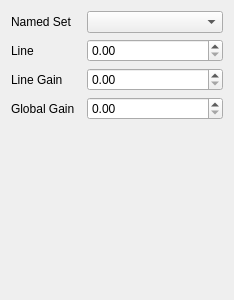
Old version of the form ui/VoltageAdjust.ui in the repository MonroeQuantumNetworks/IonControl.
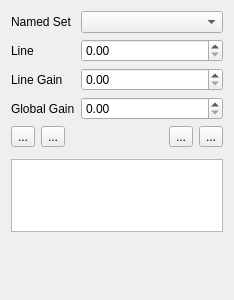
New version of the form. Icons and pictures are not drawn. Custom widgets are drawn as their Qt base class.

Commit message: started on ShuttlingUi

Diff of the .ui file:
```diff
--- a/ui/VoltageAdjust.ui
+++ b/ui/VoltageAdjust.ui
@@ -14,13 +14,41 @@
    <string>Form</string>
   </property>
   <layout class="QGridLayout" name="gridLayout">
-   <item row="1" column="2">
-    <widget class="MagnitudeSpinBox" name="lineBox"/>
+   <item row="1" column="0">
+    <widget class="QLabel" name="label">
+     <property name="text">
+      <string>Line</string>
+     </property>
+    </widget>
    </item>
-   <item row="2" column="2">
+   <item row="3" column="0">
+    <widget class="QLabel" name="label_4">
+     <property name="text">
+      <string>Global Gain</string>
+     </property>
+    </widget>
+   </item>
+   <item row="2" column="1">
     <widget class="MagnitudeSpinBox" name="lineGainBox"/>
    </item>
-   <item row="4" column="1" colspan="2">
+   <item row="2" column="0">
+    <widget class="QLabel" name="label_2">
+     <property name="text">
+      <string>Line Gain</string>
+     </property>
+    </widget>
+   </item>
+   <item row="0" column="1">
+    <widget class="QComboBox" name="comboBox">
+     <property name="sizePolicy">
+      <sizepolicy hsizetype="MinimumExpanding" vsizetype="Fixed">
+       <horstretch>0</horstretch>
+       <verstretch>0</verstretch>
+      </sizepolicy>
+     </property>
+    </widget>
+   </item>
+   <item row="7" column="1">
     <spacer name="verticalSpacer">
      <property name="orientation">
       <enum>Qt::Vertical</enum>
@@ -33,20 +61,6 @@
      </property>
     </spacer>
    </item>
-   <item row="2" column="0" colspan="2">
-    <widget class="QLabel" name="label_2">
-     <property name="text">
-      <string>Line Gain</string>
-     </property>
-    </widget>
-   </item>
-   <item row="1" column="0" colspan="2">
-    <widget class="QLabel" name="label">
-     <property name="text">
-      <string>Line</string>
-     </property>
-    </widget>
-   </item>
    <item row="0" column="0">
     <widget class="QLabel" name="label_3">
      <property name="text">
@@ -54,26 +68,79 @@
      </property>
     </widget>
    </item>
-   <item row="0" column="2">
-    <widget class="QComboBox" name="comboBox">
-     <property name="sizePolicy">
-      <sizepolicy hsizetype="MinimumExpanding" vsizetype="Fixed">
-       <horstretch>0</horstretch>
-       <verstretch>0</verstretch>
-      </sizepolicy>
-     </property>
-    </widget>
-   </item>
-   <item row="3" column="0">
-    <widget class="QLabel" name="label_4">
-     <property name="text">
-      <string>Global Gain</string>
-     </property>
-    </widget>
-   </item>
-   <item row="3" column="2">
+   <item row="3" column="1">
     <widget class="MagnitudeSpinBox" name="globalGainBox"/>
    </item>
+   <item row="1" column="1">
+    <widget class="MagnitudeSpinBox" name="lineBox"/>
+   </item>
+   <item row="4" column="0" colspan="2">
+    <layout class="QHBoxLayout" name="horizontalLayout">
+     <item>
+      <widget class="QToolButton" name="startShuttlingSeqFiniteButton">
+       <property name="text">
+        <string>...</string>
+       </property>
+       <property name="icon">
+        <iconset resource="Experiment.qrc">
+         <normaloff>:/openicon/icons/media-playback-start-7.png</normaloff>:/openicon/icons/media-playback-start-7.png</iconset>
+       </property>
+      </widget>
+     </item>
+     <item>
+      <widget class="QToolButton" name="startShuttlingSeqContButton">
+       <property name="text">
+        <string>...</string>
+       </property>
+       <property name="icon">
+        <iconset resource="Experiment.qrc">
+         <normaloff>:/openicon/icons/view-refresh-7.png</normaloff>:/openicon/icons/view-refresh-7.png</iconset>
+       </property>
+      </widget>
+     </item>
+     <item>
+      <spacer name="horizontalSpacer">
+       <property name="orientation">
+        <enum>Qt::Horizontal</enum>
+       </property>
+       <property name="sizeHint" stdset="0">
+        <size>
+         <width>40</width>
+         <height>20</height>
+        </size>
+       </property>
+      </spacer>
+     </item>
+     <item>
+      <widget class="QToolButton" name="addEdgeButton">
+       <property name="text">
+        <string>...</string>
+       </property>
+       <property name="icon">
+        <iconset resource="Experiment.qrc">
+         <normaloff>:/openicon/icons/edit-add.png</normaloff>:/openicon/icons/edit-add.png</iconset>
+       </property>
+      </widget>
+     </item>
+     <item>
+      <widget class="QToolButton" name="removeEdgeButton">
+       <property name="text">
+        <string>...</string>
+       </property>
+       <property name="icon">
+        <iconset resource="Experiment.qrc">
+         <normaloff>:/openicon/icons/edit_remove.png</normaloff>:/openicon/icons/edit_remove.png</iconset>
+       </property>
+      </widget>
+     </item>
+    </layout>
+   </item>
+   <item row="5" column="0" colspan="2">
+    <widget class="QWidget" name="shuttlingEdgesWidget" native="true"/>
+   </item>
+   <item row="6" column="0" colspan="2">
+    <widget class="QListWidget" name="listWidget"/>
+   </item>
   </layout>
  </widget>
  <customwidgets>
```
Left out of the diff: 4 changed lines with no effect on the pictures. The commit also changes 7 other files.
